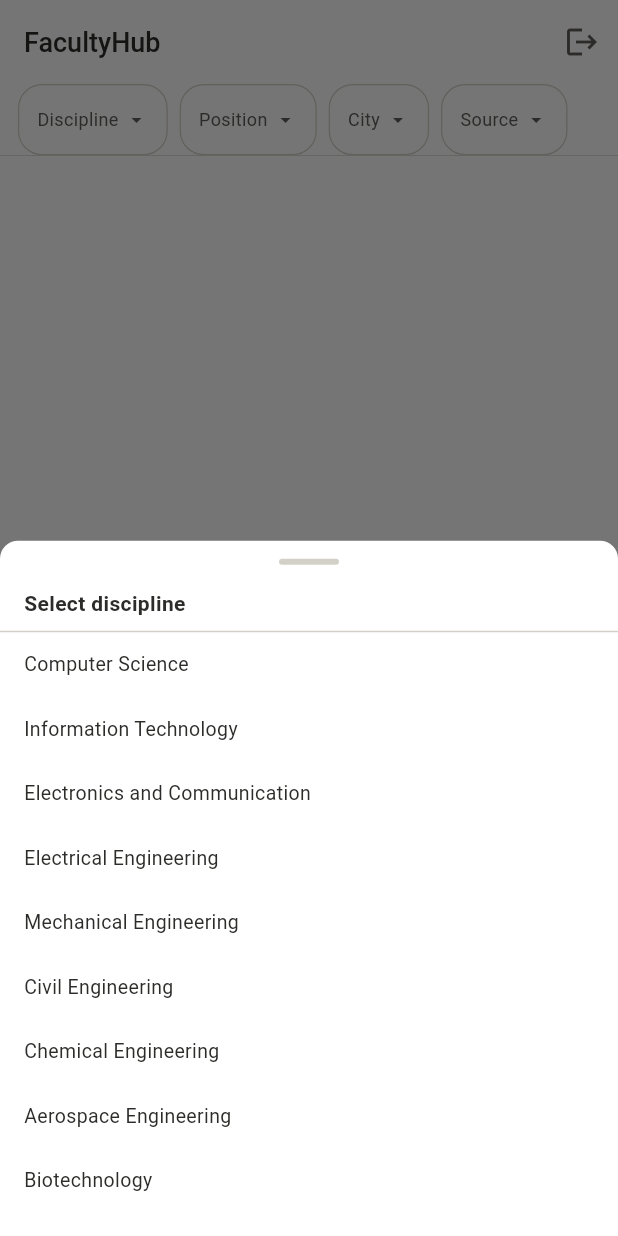
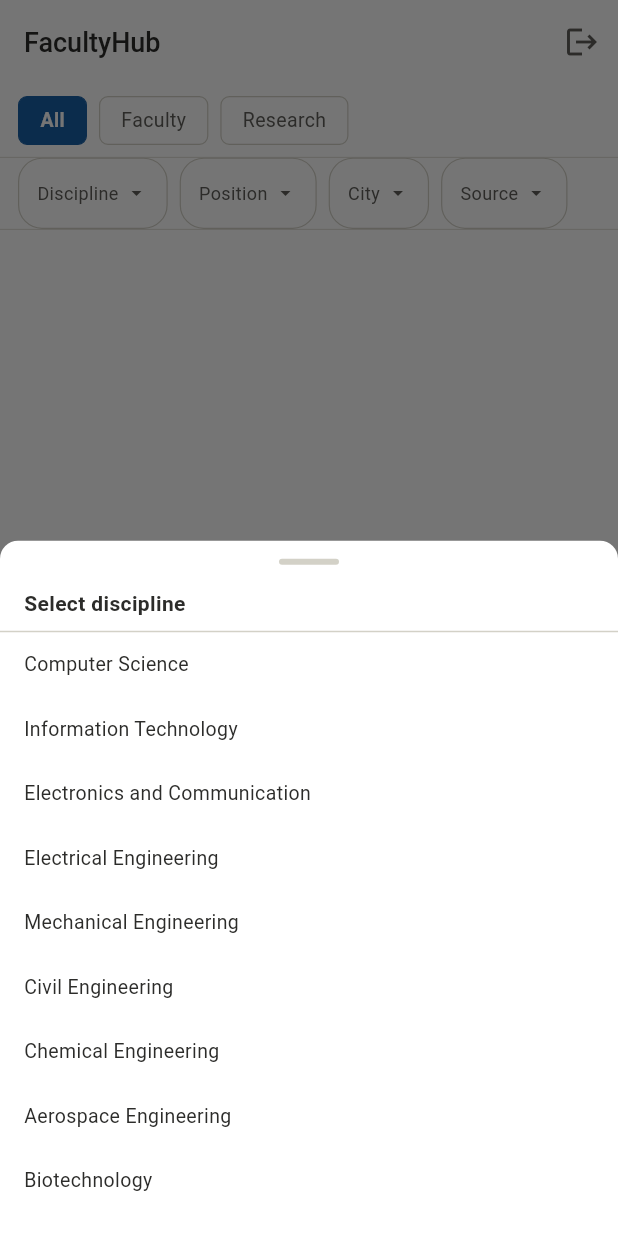
Before and after one commit to pravin-krishna-10/faculty-hub, a Flutter app: the screen it shows once a user with an empty profile is signed in, after a tap on "Discipline", on a phone screen of 412 x 824 dp. Run offline on Flutter 3.47's test engine with Material 3 defaults, Android fonts, the phone set to English and light mode, and no system bars; our stand-ins replace cloud_firestore, firebase_auth, firebase_core; accounts and stored records are empty; generated files the repository leaves out were written again.

Commit message:
Add All/Faculty/Research segment toggle above filter bar

```diff
--- a/lib/models/posting_filters.dart
+++ b/lib/models/posting_filters.dart
@@ -1,12 +1,17 @@
 /// Holds the currently active filters for the home feed.
 /// All fields are nullable — null means "no filter applied for this field".
+
+enum PostingSegment { all, faculty, research }
+
 class PostingFilters {
   final String? discipline;
   final String? positionType;
   final String? city;
   final String? source;
+  final PostingSegment segment;
 
   const PostingFilters({
+    this.segment = PostingSegment.all,
     this.discipline,
     this.positionType,
     this.city,
@@ -23,6 +28,7 @@ class PostingFilters {
   /// Returns a copy with one or more fields changed.
   /// Pass `clearX: true` to explicitly clear a field.
   PostingFilters copyWith({
+    PostingSegment? segment,
     String? discipline,
     String? positionType,
     String? city,
@@ -33,6 +39,7 @@ class PostingFilters {
     bool clearSource = false,
   }) {
     return PostingFilters(
+      segment: segment ?? this.segment,
       discipline: clearDiscipline ? null : (discipline ?? this.discipline),
       positionType: clearPositionType
           ? null
@@ -41,4 +48,30 @@ class PostingFilters {
       source: clearSource ? null : (source ?? this.source),
     );
   }
+
+  /// Returns the list of position_type keys that belong to the current segment.
+  /// Returns null for "All" — meaning don't filter by position type group.
+  List<String>? get segmentPositionTypes {
+    switch (segment) {
+      case PostingSegment.all:
+        return null;
+      case PostingSegment.faculty:
+        return const [
+          'asst_prof',
+          'assoc_prof',
+          'professor',
+          'visiting_faculty',
+          'adjunct',
+        ];
+      case PostingSegment.research:
+        return const [
+          'jrf',
+          'srf',
+          'project_associate',
+          'phd_position',
+          'postdoc',
+          'internship',
+        ];
+    }
+  }
 }
--- a/lib/screens/home_screen.dart
+++ b/lib/screens/home_screen.dart
@@ -8,6 +8,7 @@ import 'login_screen.dart';
 import 'posting_detail_screen.dart';
 import '../models/posting_filters.dart';
 import '../widgets/filter_bar.dart';
+import '../widgets/segment_toggle.dart';
 
 class HomeScreen extends StatefulWidget {
   const HomeScreen({super.key});
@@ -53,6 +54,14 @@ class _HomeScreenState extends State<HomeScreen> {
       ),
       body: Column(
         children: [
+          SegmentToggle(
+            selected: _filters.segment,
+            onChanged: (newSegment) {
+              setState(() {
+                _filters = _filters.copyWith(segment: newSegment);
+              });
+            },
+          ),
           FilterBar(
             filters: _filters,
             onFiltersChanged: (newFilters) {
--- a/lib/services/postings_service.dart
+++ b/lib/services/postings_service.dart
@@ -35,6 +35,16 @@ class PostingsService {
     if (filters?.source != null) {
       query = query.where('source', isEqualTo: filters!.source);
     }
+    // Segment filter: if a group is selected, use whereIn on position_type.
+    // Only applies when no specific positionType is already set.
+    if (filters != null &&
+        filters.positionType == null &&
+        filters.segmentPositionTypes != null) {
+      query = query.where(
+        'position_type',
+        whereIn: filters.segmentPositionTypes,
+      );
+    }
 
     query = query.orderBy('created_at', descending: true);
 
--- /dev/null
+++ b/lib/widgets/segment_toggle.dart
@@ -0,0 +1,60 @@
+import 'package:flutter/material.dart';
+import '../models/posting_filters.dart';
+import '../utils/theme.dart';
+
+class SegmentToggle extends StatelessWidget {
+  final PostingSegment selected;
+  final ValueChanged<PostingSegment> onChanged;
+
+  const SegmentToggle({
+    super.key,
+    required this.selected,
+    required this.onChanged,
+  });
+
+  @override
+  Widget build(BuildContext context) {
+    return Container(
+      padding: const EdgeInsets.symmetric(horizontal: 12, vertical: 8),
+      decoration: const BoxDecoration(
+        border: Border(bottom: BorderSide(color: AppColors.border, width: 0.5)),
+      ),
+      child: Row(
+        children: [
+          _buildSegment('All', PostingSegment.all),
+          const SizedBox(width: 8),
+          _buildSegment('Faculty', PostingSegment.faculty),
+          const SizedBox(width: 8),
+          _buildSegment('Research', PostingSegment.research),
+        ],
+      ),
+    );
+  }
+
+  Widget _buildSegment(String label, PostingSegment value) {
+    final isSelected = selected == value;
+    return InkWell(
+      onTap: () => onChanged(value),
+      borderRadius: BorderRadius.circular(6),
+      child: Container(
+        padding: const EdgeInsets.symmetric(horizontal: 14, vertical: 6),
+        decoration: BoxDecoration(
+          color: isSelected ? AppColors.primary : Colors.transparent,
+          borderRadius: BorderRadius.circular(6),
+          border: Border.all(
+            color: isSelected ? AppColors.primary : AppColors.border,
+            width: 0.8,
+          ),
+        ),
+        child: Text(
+          label,
+          style: TextStyle(
+            fontSize: 13,
+            fontWeight: isSelected ? FontWeight.w600 : FontWeight.w400,
+            color: isSelected ? Colors.white : AppColors.textSecondary,
+          ),
+        ),
+      ),
+    );
+  }
+}
```
